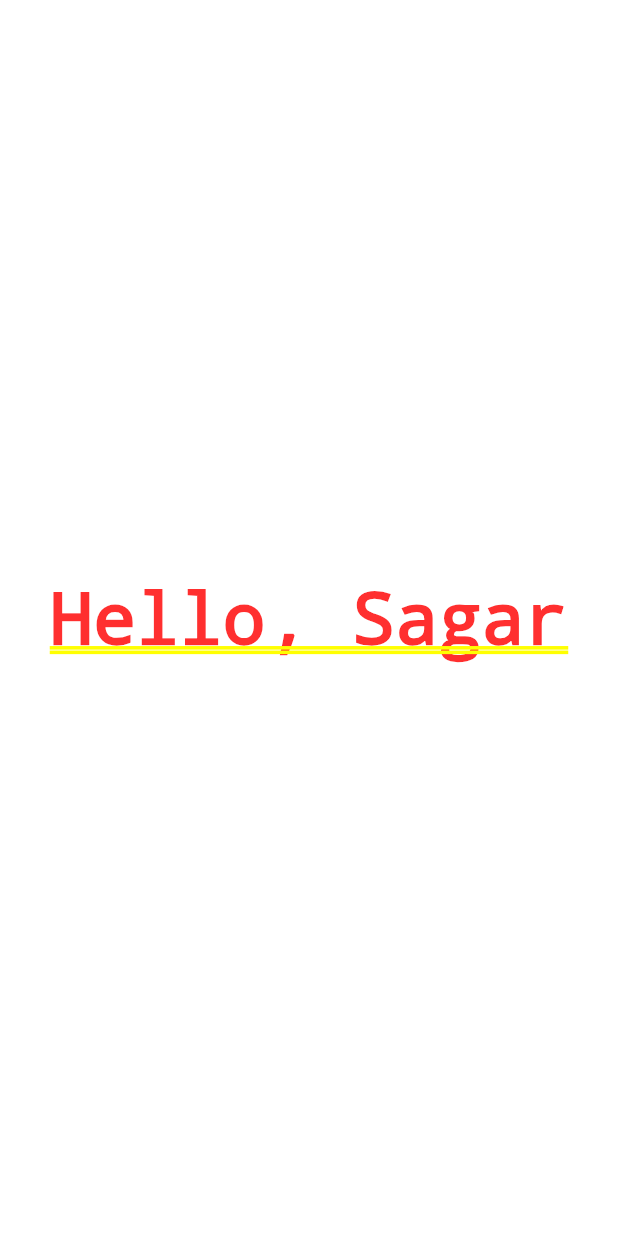
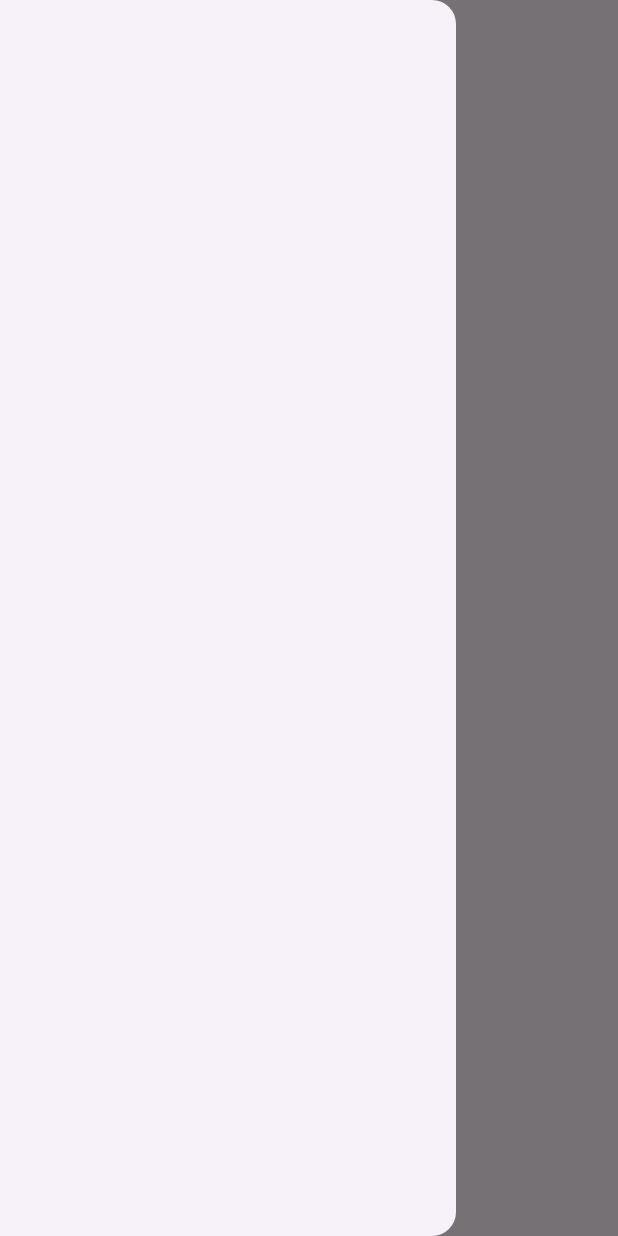
Before and after one commit to Sagar-Bisht/learn_flutter, a Flutter app: the screen it shows after launch, with the side drawer open (before the commit the screen has no drawer), on a phone screen of 412 x 824 dp. Run offline on Flutter 3.47's test engine with Material 3 defaults, Android fonts, the light colour scheme and no system bars.

Commit message:
day_2_completed

```diff
--- /dev/null
+++ b/lib/home_page.dart
@@ -0,0 +1,22 @@
+import 'package:flutter/material.dart' ;
+
+class HomePage extends StatelessWidget {
+  const HomePage({super.key});
+
+  @override
+  Widget build(BuildContext context) {
+    return  Scaffold(
+      appBar: AppBar(
+        title: Text("Sagar"),
+      ),
+      body: Center(
+        child: Container(
+          child: const Text("Hello sagar"),
+        ),
+      ),
+      drawer: Drawer(
+
+      ),
+    );
+  }
+}
--- a/lib/main.dart
+++ b/lib/main.dart
@@ -1,30 +1,13 @@
 import 'package:flutter/material.dart';
+import 'package:my_flutter_test_pro/home_page.dart';
 
 class MyApp extends StatelessWidget {
   const MyApp({Key? key}) : super(key: key);
 
- /* @override
-  Widget build(BuildContext context) {
-    return MaterialApp(
-      home: Scaffold(
-        body: Container(
-          child: Center(
-            child: Text("Hello, Sagar"),
-          ),
-        ),
-      ),
-    );
-  }*/
-
   @override
   Widget build(BuildContext context) {
-    return MaterialApp(
-        home: Center(
-          child: Container(
-              child: Text("Hello, Sagar"),
-            ),
-        ),
-        );
+    return  MaterialApp(
+        home: HomePage());
   }
 }
 
```
